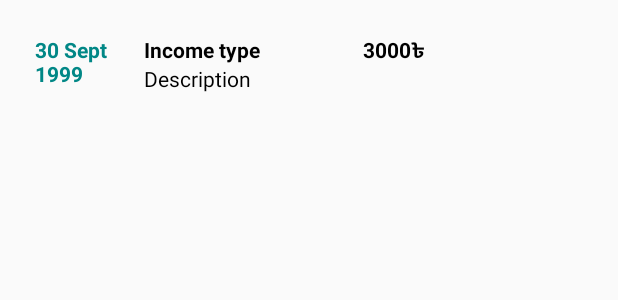
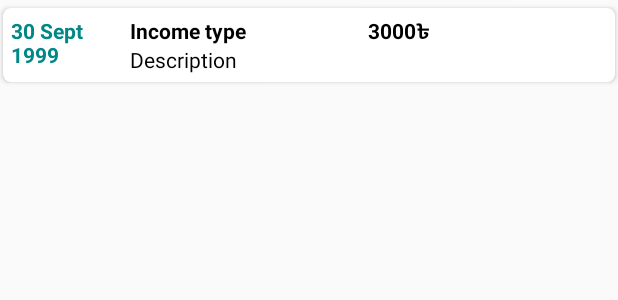
Before and after one commit to Nabilatasnia/NinjaMoneyFinal, an Android app: the layout income_reclycler_data.xml on its own in the app's theme, with its tools: preview values and no code run, on a phone screen of 412 x 824 dp. Shown: the top 300 px of the screen. Run offline under Robolectric (Android 15) with nearby library versions, the phone set to English and light mode, and no system bars.

Commit message:
Recycler View Income V 0.2

```diff
--- a/app/src/main/java/com/example/ninjamoney/Income.java
+++ b/app/src/main/java/com/example/ninjamoney/Income.java
@@ -64,8 +64,10 @@ recyclerAdapter adapter;
         checkIncome.addValueEventListener(new ValueEventListener() {
             @Override
             public void onDataChange(DataSnapshot snapshot) {
+                data.clear();
                 for(DataSnapshot dataSnapshot : snapshot.getChildren())
                 {
+
                     Data dataobj ;
                     int amount=Integer.parseInt(dataSnapshot.child("amount").getValue().toString());
 
--- a/app/src/main/res/layout/income_reclycler_data.xml
+++ b/app/src/main/res/layout/income_reclycler_data.xml
@@ -1,8 +1,15 @@
 <?xml version="1.0" encoding="utf-8"?>
-<RelativeLayout xmlns:android="http://schemas.android.com/apk/res/android"
+<androidx.cardview.widget.CardView xmlns:android="http://schemas.android.com/apk/res/android"
     android:layout_width="match_parent"
     android:layout_height="wrap_content"
+    xmlns:app="http://schemas.android.com/apk/res-auto"
     android:padding="18dp"
+    app:cardCornerRadius="5dp"
+    android:layout_marginTop="5dp"
+    android:layout_marginBottom="5dp"
+    android:layout_marginRight="2dp"
+    android:layout_marginLeft="2dp"
+    android:elevation="5dp"
     android:id="@+id/parent">
 
     <LinearLayout
@@ -78,4 +85,4 @@
     </LinearLayout>
 
 
-</RelativeLayout>
+</androidx.cardview.widget.CardView>
```
